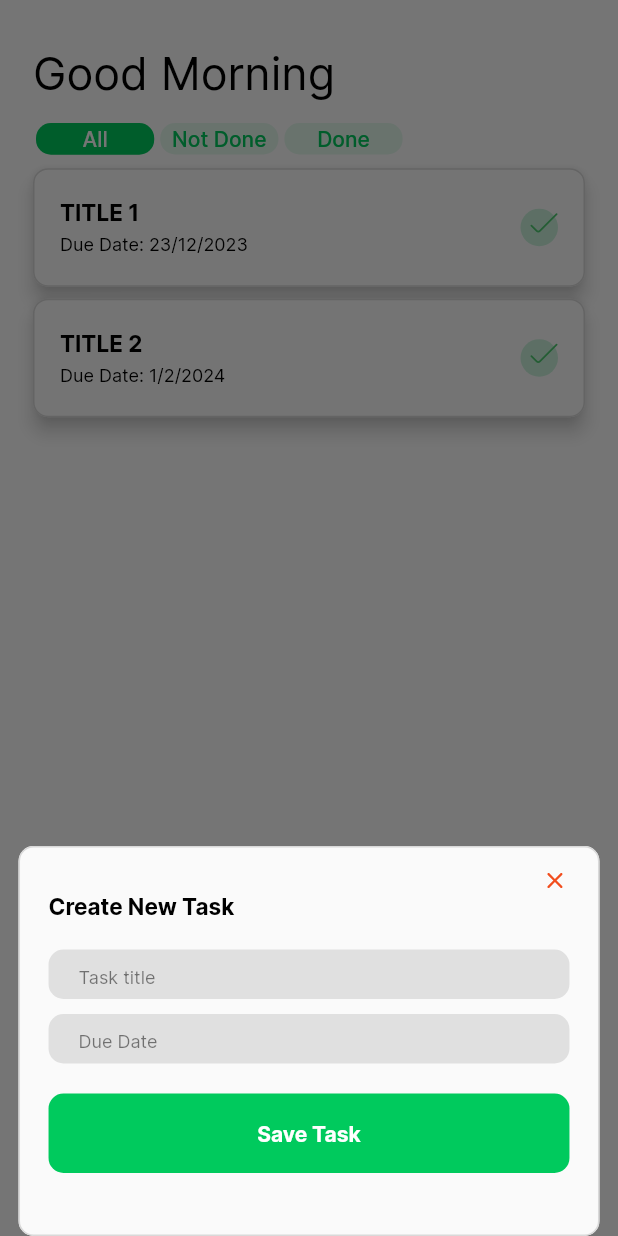
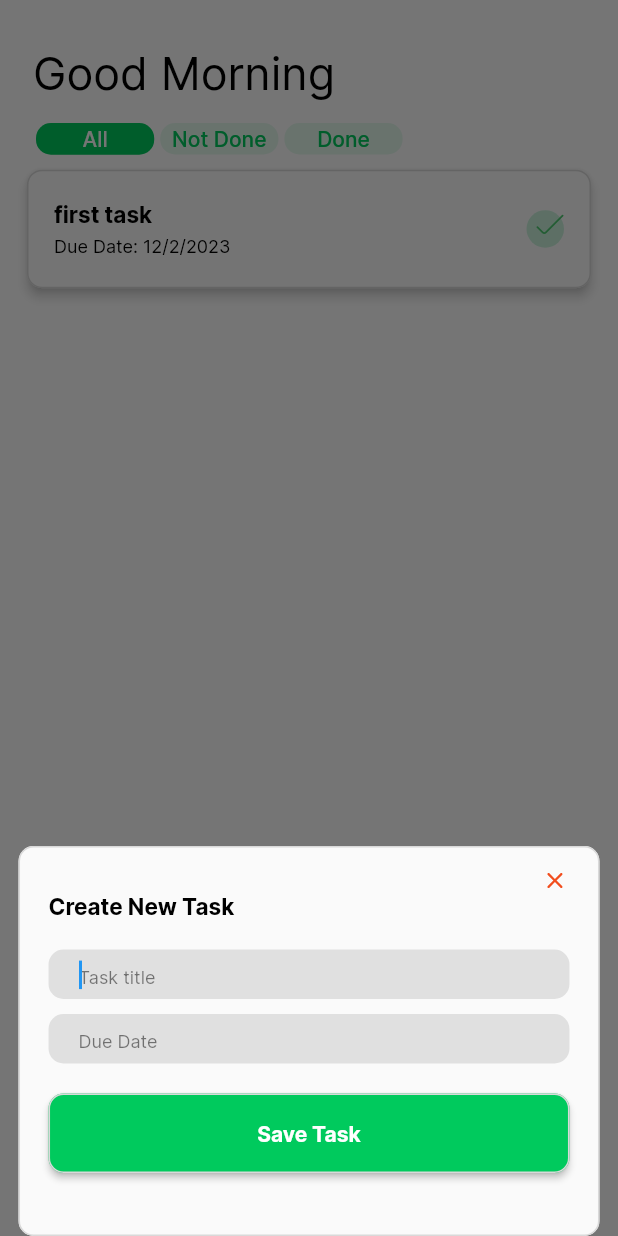
Before and after one commit to Ala2Adel/Task-management-app, a Flutter app: the screen it shows after launch, after a tap on "Create Task", on a phone screen of 412 x 824 dp. Run offline on Flutter 3.47's test engine with Material 2 defaults, Android fonts, the phone set to English and light mode, and no system bars; our stand-ins replace bloc, equatable, flutter_bloc, flutter_svg.

Commit message:
added bloc, add new task to all tasks list
- implemented bloc, states and events
- update UI

```diff
--- a/lib/app_colors.dart
+++ /dev/null
@@ -1,10 +0,0 @@
-import 'package:flutter/material.dart';
-
-class AppColors {
-  static const Color green = Color(0xFF00CA5D);
-  static const Color white = Color(0xFFFFFFFF);
-  static const Color grey = Color(0xFFD9D9D9);
-  static const Color lightGrey = Color(0xFFFDFDFD);
-  static const Color black = Color(0xFF000000);
-  static const Color red = Color(0xFFF24E1E);
-}
--- /dev/null
+++ b/lib/blocs/tasks_bloc.dart
@@ -0,0 +1,35 @@
+import 'package:bloc/bloc.dart';
+import 'package:equatable/equatable.dart';
+import 'package:to_do_list/models/task_model.dart';
+
+part 'tasks_event.dart';
+
+part 'tasks_state.dart';
+
+class TasksBloc extends Bloc<TasksEvent, TasksState> {
+  TasksBloc() : super(const TasksLoaded()) {
+    on<AddTask>(_onAddTask);
+    // on<UpdateTask>(_onUpdateTask);
+    on<LoadTask>(_onLoadTask);
+  }
+
+  void _onAddTask(AddTask event, Emitter<TasksState> emit) {
+    final state = this.state;
+    if (state is TasksLoaded) {
+      emit(TasksLoaded(allTasks: List.from(state.allTasks)..add(event.task)));
+    }
+  }
+
+  // void _onUpdateTask(UpdateTask event, Emitter<TasksState> emit) {}
+
+  void _onLoadTask(LoadTask event, Emitter<TasksState> emit) {
+    emit(TasksLoading());
+    try {
+      // final tasks = await _taskRepository.getTask();
+      final List<TaskModel> tasks = [];
+      emit(TasksLoaded(allTasks: tasks));
+    } catch (e) {
+      emit(TasksError(e.toString()));
+    }
+  }
+}
--- /dev/null
+++ b/lib/blocs/tasks_event.dart
@@ -0,0 +1,38 @@
+part of 'tasks_bloc.dart';
+
+abstract class TasksEvent extends Equatable {
+  const TasksEvent();
+
+  @override
+  List<Object> get props => [];
+}
+
+class AddTask extends TasksEvent {
+  final TaskModel task;
+
+  const AddTask({required this.task});
+
+  @override
+  List<Object> get props => [];
+}
+
+// // update task whether done or not
+// class UpdateTask extends TasksEvent {
+//   final TaskModel task;
+//
+//   const UpdateTask({required this.task});
+//
+//   @override
+//   List<Object> get props => [];
+// }
+
+class LoadTask extends TasksEvent {
+  final List<TaskModel> tasks;
+
+  const LoadTask({this.tasks = const <TaskModel>[]});
+
+  @override
+  List<Object> get props => [tasks];
+}
+
+class LoadingTasks extends TasksEvent {}
--- /dev/null
+++ b/lib/blocs/tasks_state.dart
@@ -0,0 +1,25 @@
+part of 'tasks_bloc.dart';
+
+class TasksState extends Equatable {
+  const TasksState();
+
+  @override
+  List<Object> get props => [];
+}
+
+class TasksLoading extends TasksState {}
+
+class TasksLoaded extends TasksState {
+  final List<TaskModel> allTasks;
+
+  const TasksLoaded({this.allTasks = const <TaskModel>[]});
+
+  @override
+  List<Object> get props => [allTasks];
+}
+
+class TasksError extends TasksState {
+  final String? message;
+
+  const TasksError(this.message);
+}
--- a/lib/main.dart
+++ b/lib/main.dart
@@ -1,6 +1,10 @@
 import 'package:flutter/material.dart';
-import 'package:to_do_list/app_colors.dart';
+import 'package:flutter_bloc/flutter_bloc.dart';
 import 'package:to_do_list/screens/tasks_screen.dart';
+import 'package:to_do_list/utils/constants.dart';
+
+import 'blocs/tasks_bloc.dart';
+import 'models/task_model.dart';
 
 void main() {
   runApp(const MyApp());
@@ -11,24 +15,28 @@ class MyApp extends StatelessWidget {
 
   @override
   Widget build(BuildContext context) {
-    return MaterialApp(
+    return BlocProvider(
+      create: (context) =>
+          TasksBloc()..add(AddTask(task: TaskModel(title: 'first task', dueDate: '12/2/2023'))),
+      child: MaterialApp(
           debugShowCheckedModeBanner: false,
-        color: AppColors.white,
+          color: Constants.whiteColor,
           theme: ThemeData(
             primarySwatch: Colors.blue,
             fontFamily: 'Inter',
             tabBarTheme: TabBarTheme(
-            unselectedLabelColor: AppColors.green,
-            labelColor: AppColors.white,
-            unselectedLabelStyle: const TextStyle(color: AppColors.green),
+              unselectedLabelColor: Constants.primaryColor,
+              labelColor: Constants.whiteColor,
+              unselectedLabelStyle: const TextStyle(color: Constants.primaryColor),
               indicatorSize: TabBarIndicatorSize.label,
-            labelPadding: EdgeInsets.symmetric(horizontal: 2),
+              labelPadding: const EdgeInsets.symmetric(horizontal: 2),
               indicator: BoxDecoration(
                 borderRadius: BorderRadius.circular(10),
-              color: AppColors.green,
+                color: Constants.primaryColor,
               ),
             ),
           ),
-        home: TasksScreen());
+          home: TasksScreen()),
+    );
   }
 }
--- a/lib/models/task_model.dart
+++ b/lib/models/task_model.dart
@@ -1,4 +1,6 @@
-class TaskModel {
+import 'package:equatable/equatable.dart';
+
+class TaskModel extends Equatable {
   final String title;
   final String dueDate;
   bool? isDone;
@@ -37,4 +39,7 @@ class TaskModel {
       dueDate: json['dueDate'] ?? '',
       isDone: json['isDone'],
       isDeleted: json['isDeleted']);
+
+  @override
+  List<Object?> get props => [title, dueDate, isDone, isDeleted];
 }
--- a/lib/screens/tasks_screen.dart
+++ b/lib/screens/tasks_screen.dart
@@ -1,31 +1,41 @@
 import 'package:flutter/material.dart';
+import 'package:flutter_bloc/flutter_bloc.dart';
 import 'package:to_do_list/models/task_model.dart';
 
-import '../app_colors.dart';
+import '../blocs/tasks_bloc.dart';
+import '../utils/constants.dart';
 import '../widgets/custom_button.dart';
-import '../widgets/task.dart';
-import '../widgets/task_dialog.dart';
+import '../widgets/add_task_dialog.dart';
+import '../widgets/tasks_list.dart';
 
 class TasksScreen extends StatefulWidget {
-  TasksScreen({Key? key}) : super(key: key);
+  const TasksScreen({Key? key}) : super(key: key);
 
   @override
   State<TasksScreen> createState() => _TasksScreenState();
 }
 
 class _TasksScreenState extends State<TasksScreen> {
-  TaskModel task1 = TaskModel(title: 'TITLE 1', dueDate: '23/12/2023');
-  TaskModel task2 = TaskModel(title: 'TITLE 2', dueDate: '1/2/2024');
-
-  late List<Task> tasksList = [
-    Task(task: task1),
-    Task(task: task2),
-  ];
+  // TaskModel task1 = TaskModel(title: 'TITLE 1', dueDate: '23/12/2023');
+  // TaskModel task2 = TaskModel(title: 'TITLE 2', dueDate: '1/2/2024');
+  //
+  // late List<Task> tasksList = [
+  //   Task(task: task1),
+  //   Task(task: task2),
+  // ];
 
   @override
   Widget build(BuildContext context) {
+    return BlocBuilder<TasksBloc, TasksState>(
+      builder: (context, state) {
+        late List<TaskModel> tasksList = [];
+        if (state is TasksLoading) {
+          return const Center(child: CircularProgressIndicator());
+        } else if (state is TasksLoaded) {
+          tasksList = state.allTasks;
+        }
         return Scaffold(
-        backgroundColor: AppColors.white,
+            backgroundColor: Constants.whiteColor,
             appBar: AppBar(
               toolbarHeight: 0,
               // backgroundColor: AppColors.white,
@@ -38,7 +48,8 @@ class _TasksScreenState extends State<TasksScreen> {
                 children: [
                   const Padding(
                     padding: EdgeInsetsDirectional.only(top: 31, start: 4),
-                child: Text('Good Morning', style: TextStyle(fontSize: 30, color: AppColors.black)),
+                    child: Text('Good Morning',
+                        style: TextStyle(fontSize: 30, color: Constants.blackColor)),
                   ),
                   const SizedBox(height: 15),
                   DefaultTabController(
@@ -55,7 +66,7 @@ class _TasksScreenState extends State<TasksScreen> {
                             // width: 60,
                             decoration: BoxDecoration(
                               borderRadius: BorderRadius.circular(10),
-                          color: AppColors.green.withOpacity(0.1),
+                              color: Constants.primaryColor.withOpacity(0.1),
                             ),
                             child: const Center(child: Text('All')),
                           ),
@@ -67,7 +78,7 @@ class _TasksScreenState extends State<TasksScreen> {
                             // padding: EdgeInsets.all(5),
                             decoration: BoxDecoration(
                               borderRadius: BorderRadius.circular(10),
-                          color: AppColors.green.withOpacity(0.1),
+                              color: Constants.primaryColor.withOpacity(0.1),
                             ),
                             child: const Center(
                                 child: Padding(
@@ -82,7 +93,7 @@ class _TasksScreenState extends State<TasksScreen> {
                             // width: 60,
                             decoration: BoxDecoration(
                               borderRadius: BorderRadius.circular(10),
-                          color: AppColors.green.withOpacity(0.1),
+                              color: Constants.primaryColor.withOpacity(0.1),
                             ),
                             child: const Center(child: Text('Done')),
                           ),
@@ -91,13 +102,7 @@ class _TasksScreenState extends State<TasksScreen> {
                     ),
                   ),
                   const SizedBox(height: 5),
-              Expanded(
-                child: ListView.builder(
-                    itemCount: tasksList.length,
-                    itemBuilder: (context, index) {
-                      return tasksList[index];
-                    }),
-              )
+                  TasksList(tasksList: tasksList)
                 ],
               ),
             ),
@@ -108,14 +113,22 @@ class _TasksScreenState extends State<TasksScreen> {
                 onclick: () {
                   showModalBottomSheet(
                       context: context,
-                  constraints: BoxConstraints(maxWidth: MediaQuery.of(context).size.width * 0.94),
+                      isScrollControlled: true,
+                      constraints:
+                          BoxConstraints(maxWidth: MediaQuery.of(context).size.width * 0.94),
                       shape: const RoundedRectangleBorder(
-                    side: BorderSide(color: AppColors.grey, width: 1),
+                        side: BorderSide(color: Constants.greyColor, width: 1),
                         borderRadius: BorderRadius.all(Radius.circular(10)),
                       ),
-                  builder: (BuildContext context) => TaskDialog());
+                      builder: (BuildContext context) => Padding(
+                            padding:
+                                EdgeInsets.only(bottom: MediaQuery.of(context).viewInsets.bottom),
+                            child: AddTaskDialog(),
+                          ));
                 },
               ),
             ));
+      },
+    );
   }
 }
--- /dev/null
+++ b/lib/utils/constants.dart
@@ -0,0 +1,14 @@
+import 'package:flutter/material.dart';
+
+class Constants {
+  // colors
+  static const Color primaryColor = Color(0xFF00CA5D);
+  static const Color whiteColor = Color(0xFFFFFFFF);
+  static const Color greyColor = Color(0xFFD9D9D9);
+  static const Color lightGrey = Color(0xFFFDFDFD);
+  static const Color blackColor = Color(0xFF000000);
+  static const Color redColor = Color(0xFFF24E1E);
+
+  // text
+  static const mainTitle ='Good Morning';
+}
--- a/lib/widgets/task_dialog.dart
+++ b/lib/widgets/add_task_dialog.dart
@@ -1,24 +1,26 @@
 import 'package:flutter/material.dart';
+import 'package:flutter_bloc/flutter_bloc.dart';
 import 'package:flutter_svg/svg.dart';
 
-import '../app_colors.dart';
+import '../blocs/tasks_bloc.dart';
+import '../models/task_model.dart';
+import '../utils/constants.dart';
 import 'custom_button.dart';
 
-class TaskDialog extends StatefulWidget {
-  const TaskDialog({Key? key}) : super(key: key);
+class AddTaskDialog extends StatefulWidget {
+  const AddTaskDialog({Key? key}) : super(key: key);
 
   @override
-  State<TaskDialog> createState() => _TaskDialogState();
+  State<AddTaskDialog> createState() => _AddTaskDialogState();
 }
 
-class _TaskDialogState extends State<TaskDialog> {
+class _AddTaskDialogState extends State<AddTaskDialog> {
   late TextEditingController taskTitleController;
   late TextEditingController dueDateController;
 
   @override
   void initState() {
     super.initState();
-
     taskTitleController = TextEditingController();
     dueDateController = TextEditingController();
   }
@@ -36,8 +38,9 @@ class _TaskDialogState extends State<TaskDialog> {
       height: 260,
       child: Padding(
         padding: const EdgeInsetsDirectional.only(start: 20, end: 20),
-        child: Column(crossAxisAlignment: CrossAxisAlignment.start,
-            // mainAxisAlignment: MainAxisAlignment.center,
+        child: Column(
+            crossAxisAlignment: CrossAxisAlignment.start,
+            mainAxisSize: MainAxisSize.min,
             children: <Widget>[
               Padding(
                 padding: EdgeInsetsDirectional.only(
@@ -47,19 +50,20 @@ class _TaskDialogState extends State<TaskDialog> {
                     child: SvgPicture.asset("assets/close.svg", height: 16, width: 16)),
               ),
               const Text('Create New Task',
-                  style:
-                      TextStyle(fontSize: 15, color: AppColors.black, fontWeight: FontWeight.bold)),
+                  style: TextStyle(
+                      fontSize: 15, color: Constants.blackColor, fontWeight: FontWeight.bold)),
               const SizedBox(height: 20),
               SizedBox(
                 height: 33,
                 child: TextField(
                     controller: taskTitleController,
+                    autofocus: true,
                     decoration: InputDecoration(
-                      fillColor: AppColors.grey.withOpacity(0.8),
+                      fillColor: Constants.greyColor.withOpacity(0.8),
                       hintText: 'Task title',
                       hintStyle: TextStyle(
                           fontSize: 12,
-                          color: AppColors.black.withOpacity(0.5),
+                          color: Constants.blackColor.withOpacity(0.5),
                           fontWeight: FontWeight.normal),
                       contentPadding: const EdgeInsetsDirectional.only(start: 20),
                       border: const OutlineInputBorder(
@@ -74,11 +78,11 @@ class _TaskDialogState extends State<TaskDialog> {
                 child: TextField(
                     controller: dueDateController,
                     decoration: InputDecoration(
-                      fillColor: AppColors.grey.withOpacity(0.8),
+                      fillColor: Constants.greyColor.withOpacity(0.8),
                       hintText: 'Due Date',
                       hintStyle: TextStyle(
                           fontSize: 12,
-                          color: AppColors.black.withOpacity(0.5),
+                          color: Constants.blackColor.withOpacity(0.5),
                           fontWeight: FontWeight.normal),
                       contentPadding: const EdgeInsetsDirectional.only(start: 20),
                       border: const OutlineInputBorder(
@@ -91,15 +95,10 @@ class _TaskDialogState extends State<TaskDialog> {
               CustomButton(
                 buttonTitle: 'Save Task',
                 onclick: () {
-                  showModalBottomSheet(
-                      context: context,
-                      constraints:
-                          BoxConstraints(minWidth: MediaQuery.of(context).size.width * 0.95),
-                      shape: const RoundedRectangleBorder(
-                        side: BorderSide(color: AppColors.grey, width: 1),
-                        borderRadius: BorderRadius.all(Radius.circular(10)),
-                      ),
-                      builder: (BuildContext context) => SizedBox());
+                  var newTask =
+                      TaskModel(title: taskTitleController.text, dueDate: dueDateController.text);
+                  BlocProvider.of<TasksBloc>(context).add(AddTask(task: newTask));
+                  Navigator.pop(context);
                 },
               ),
             ]),
--- a/lib/widgets/custom_button.dart
+++ b/lib/widgets/custom_button.dart
@@ -1,6 +1,6 @@
 import 'package:flutter/material.dart';
 
-import '../app_colors.dart';
+import '../utils/constants.dart';
 
 class CustomButton extends StatelessWidget {
   final String? buttonTitle;
@@ -11,20 +11,21 @@ class CustomButton extends StatelessWidget {
 
   @override
   Widget build(BuildContext context) {
-    return InkWell(
-      onTap: () => onclick!(),
-      child: Container(
-        height: 53,
-        decoration: BoxDecoration(
-          borderRadius: BorderRadius.circular(10),
-          color: AppColors.green,
+    return ElevatedButton(
+      onPressed: () => onclick!(),
+      style: ElevatedButton.styleFrom(
+        backgroundColor: Constants.primaryColor,
+        shape: const RoundedRectangleBorder(
+          side: BorderSide(color: Constants.greyColor, width: 1),
+          borderRadius: BorderRadius.all(Radius.circular(10)),
         ),
-        child: Center(
-            child: Text(
-          buttonTitle!,
-          style: const TextStyle(color: AppColors.white, fontWeight: FontWeight.bold),
-        )),
+        maximumSize: Size(MediaQuery.of(context).size.width * 0.9, 53),
       ),
+      child: Center(
+          child: Text(
+        buttonTitle!,
+        style: const TextStyle(color: Constants.whiteColor, fontWeight: FontWeight.bold),
+      )),
     );
   }
 }
--- a/lib/widgets/task.dart
+++ b/lib/widgets/task.dart
@@ -1,8 +1,8 @@
 import 'package:flutter/material.dart';
 import 'package:flutter_svg/svg.dart';
 
-import '../app_colors.dart';
 import '../models/task_model.dart';
+import '../utils/constants.dart';
 
 class Task extends StatelessWidget {
   final TaskModel task;
@@ -12,11 +12,12 @@ class Task extends StatelessWidget {
   @override
   Widget build(BuildContext context) {
     return Card(
-      shadowColor: AppColors.grey,
-      color: AppColors.lightGrey,
-      elevation: 5,
+      shadowColor: Constants.greyColor,
+      color: Constants.lightGrey,
+      elevation: 3,
+      margin: const EdgeInsets.only(bottom: 15, top: 5),
       shape: const RoundedRectangleBorder(
-        side: BorderSide(color: AppColors.grey, width: 1),
+        side: BorderSide(color: Constants.greyColor, width: 1),
         borderRadius: BorderRadius.all(Radius.circular(10)),
       ),
       child: SizedBox(
@@ -32,11 +33,15 @@ class Task extends StatelessWidget {
                   children: <Widget>[
                     Text(task.title,
                         style: const TextStyle(
-                            fontSize: 15, color: AppColors.black, fontWeight: FontWeight.bold)),
+                            fontSize: 15,
+                            color: Constants.blackColor,
+                            fontWeight: FontWeight.bold)),
                     const SizedBox(height: 5),
                     Text("Due Date: ${task.dueDate}",
                         style: const TextStyle(
-                            fontSize: 12, color: AppColors.black, fontWeight: FontWeight.normal))
+                            fontSize: 12,
+                            color: Constants.blackColor,
+                            fontWeight: FontWeight.normal))
                   ]),
               Container(
                 width: 25,
@@ -44,7 +49,7 @@ class Task extends StatelessWidget {
                 padding: const EdgeInsetsDirectional.only(start: 6.17, bottom: 6.17),
                 decoration: BoxDecoration(
                   borderRadius: const BorderRadius.all(Radius.circular(25)),
-                  color: AppColors.green.withOpacity(0.2),
+                  color: Constants.primaryColor.withOpacity(0.2),
                 ),
                 child: SvgPicture.asset("assets/check.svg", height: 12, width: 17),
               ),
--- /dev/null
+++ b/lib/widgets/tasks_list.dart
@@ -0,0 +1,24 @@
+import 'package:flutter/material.dart';
+import 'package:to_do_list/widgets/task.dart';
+
+import '../models/task_model.dart';
+
+class TasksList extends StatelessWidget {
+  const TasksList({
+    Key? key,
+    required this.tasksList,
+  }) : super(key: key);
+
+  final List<TaskModel> tasksList;
+
+  @override
+  Widget build(BuildContext context) {
+    return Expanded(
+      child: ListView.builder(
+          itemCount: tasksList.length,
+          itemBuilder: (context, index) {
+            return Task(task:tasksList[index]);
+          }),
+    );
+  }
+}
--- a/pubspec.yaml
+++ b/pubspec.yaml
@@ -11,6 +11,9 @@ dependencies:
     sdk: flutter
   cupertino_icons: ^1.0.2
   flutter_svg: ^1.1.6
+  flutter_bloc: ^8.1.4
+  equatable: ^2.0.5
+
 
 dev_dependencies:
   flutter_test:
```
Also changed, not shown: pubspec.lock. Lines whose indentation alone changed are shown as unchanged.
